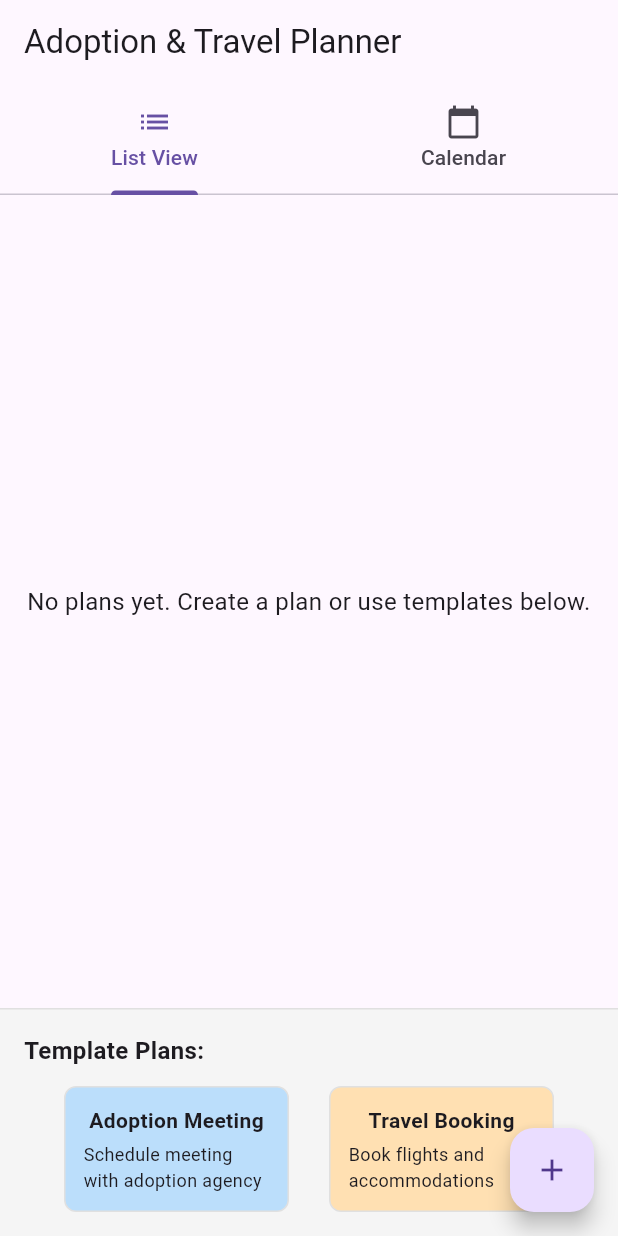
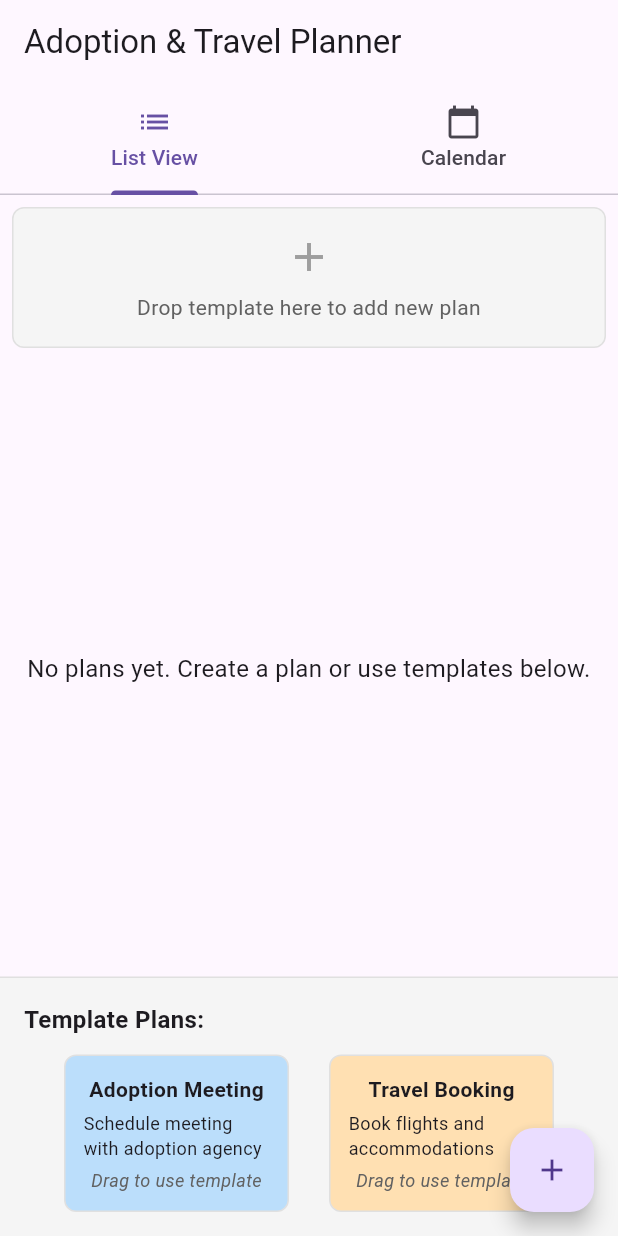
Before and after one commit to fizzahfaizi21/Plan_app, a Flutter app: the screen it shows after launch, on a phone screen of 412 x 824 dp. Run offline on Flutter 3.47's test engine with Material 3 defaults, Android fonts, the phone set to English and light mode, and no system bars; our stand-ins replace table_calendar.

Commit message:
fixed the drag and drop feature by adding a designated box to drop templetes. App finished

```diff
--- a/lib/main.dart
+++ b/lib/main.dart
@@ -85,6 +85,8 @@ class _PlanManagerScreenState extends State<PlanManagerScreen>
   Widget _buildListView() {
     return Column(
       children: [
+        // Add a drop target section at the top of list view
+        _buildDropTargetSection(),
         Expanded(
           child: _plans.isEmpty
               ? Center(
@@ -111,9 +113,73 @@ class _PlanManagerScreenState extends State<PlanManagerScreen>
                   },
                 ),
         ),
-        // Always show templates at the bottom of list view
+        // Templates section
         _buildTemplatesSection(),
       ],
+    );
+  }
+
+  // New method to build a dedicated drop target area
+  Widget _buildDropTargetSection() {
+    return DragTarget<Map<String, dynamic>>(
+      onAccept: (data) {
+        // Create a new plan when template is dropped here
+        final name = data['name'] as String;
+        final description = data['description'] as String;
+        final type = data['type'] as PlanType;
+
+        _addPlan(name, description, DateTime.now(), type);
+
+        ScaffoldMessenger.of(context).showSnackBar(
+          SnackBar(
+            content: Text('Added new plan: $name'),
+            duration: const Duration(seconds: 2),
+          ),
+        );
+      },
+      builder: (context, candidateData, rejectedData) {
+        return Container(
+          width: double.infinity,
+          padding: const EdgeInsets.all(16),
+          margin: const EdgeInsets.all(8),
+          decoration: BoxDecoration(
+            color: candidateData.isNotEmpty
+                ? Colors.blue.withOpacity(0.2)
+                : Colors.grey.shade100,
+            borderRadius: BorderRadius.circular(8),
+            border: Border.all(
+              color:
+                  candidateData.isNotEmpty ? Colors.blue : Colors.grey.shade300,
+              width: candidateData.isNotEmpty ? 2 : 1,
+            ),
+          ),
+          child: Column(
+            mainAxisSize: MainAxisSize.min,
+            children: [
+              Icon(
+                candidateData.isNotEmpty ? Icons.add_circle : Icons.add,
+                color: candidateData.isNotEmpty ? Colors.blue : Colors.grey,
+                size: 32,
+              ),
+              const SizedBox(height: 8),
+              Text(
+                candidateData.isNotEmpty
+                    ? 'Release to add plan'
+                    : 'Drop template here to add new plan',
+                textAlign: TextAlign.center,
+                style: TextStyle(
+                  color: candidateData.isNotEmpty
+                      ? Colors.blue
+                      : Colors.grey.shade700,
+                  fontWeight: candidateData.isNotEmpty
+                      ? FontWeight.bold
+                      : FontWeight.normal,
+                ),
+              ),
+            ],
+          ),
+        );
+      },
     );
   }
 
@@ -159,26 +225,6 @@ class _PlanManagerScreenState extends State<PlanManagerScreen>
 
   Widget _buildTemplate(
       String name, String description, PlanType type, Color color) {
-    return DragTarget<Plan>(
-      onAccept: (data) {
-        // Update an existing plan when dropped on a template
-        final index = _plans.indexOf(data);
-        if (index != -1) {
-          setState(() {
-            _plans[index].type = type;
-            _plans[index].name = name;
-            _plans[index].description = description;
-          });
-          ScaffoldMessenger.of(context).showSnackBar(
-            SnackBar(
-              content: Text('Updated plan to $name template'),
-              duration: const Duration(seconds: 2),
-            ),
-          );
-        }
-      },
-      builder: (context, candidateData, rejectedData) {
-        // This creates the template card that is both draggable and a drop target
     return Draggable<Map<String, dynamic>>(
       data: {
         'name': name,
@@ -218,14 +264,9 @@ class _PlanManagerScreenState extends State<PlanManagerScreen>
         width: 150,
         padding: const EdgeInsets.all(12),
         decoration: BoxDecoration(
-              color: candidateData.isNotEmpty ? color.withOpacity(0.7) : color,
+          color: color,
           borderRadius: BorderRadius.circular(8),
-              border: Border.all(
-                color: candidateData.isNotEmpty
-                    ? Colors.blue
-                    : Colors.grey.shade300,
-                width: candidateData.isNotEmpty ? 2 : 1,
-              ),
+          border: Border.all(color: Colors.grey.shade300),
         ),
         child: Column(
           mainAxisSize: MainAxisSize.min,
@@ -241,11 +282,18 @@ class _PlanManagerScreenState extends State<PlanManagerScreen>
               maxLines: 2,
               overflow: TextOverflow.ellipsis,
             ),
+            const SizedBox(height: 4),
+            Text(
+              'Drag to use template',
+              style: TextStyle(
+                fontSize: 12,
+                fontStyle: FontStyle.italic,
+                color: Colors.grey.shade700,
+              ),
+            ),
           ],
         ),
       ),
-        );
-      },
     );
   }
 
@@ -967,34 +1015,36 @@ class _PlanManagerScreenState extends State<PlanManagerScreen>
     for (final plan in _plans) {
       final normalizedDay =
           DateTime(plan.date.year, plan.date.month, plan.date.day);
+
       if (newEvents[normalizedDay] == null) {
         newEvents[normalizedDay] = [];
       }
       newEvents[normalizedDay]!.add(plan);
     }
+
     setState(() {
       _events = newEvents;
     });
   }
 }
 
+enum PlanType {
+  adoption,
+  travel,
+}
+
 class Plan {
   String name;
   String description;
   DateTime date;
+  PlanType type;
   bool isCompleted;
-  PlanType type;
 
   Plan({
     required this.name,
     required this.description,
     required this.date,
+    required this.type,
     this.isCompleted = false,
-    required this.type,
   });
 }
-
-enum PlanType {
-  adoption,
-  travel,
-}
```
Lines whose indentation alone changed are shown as unchanged.
